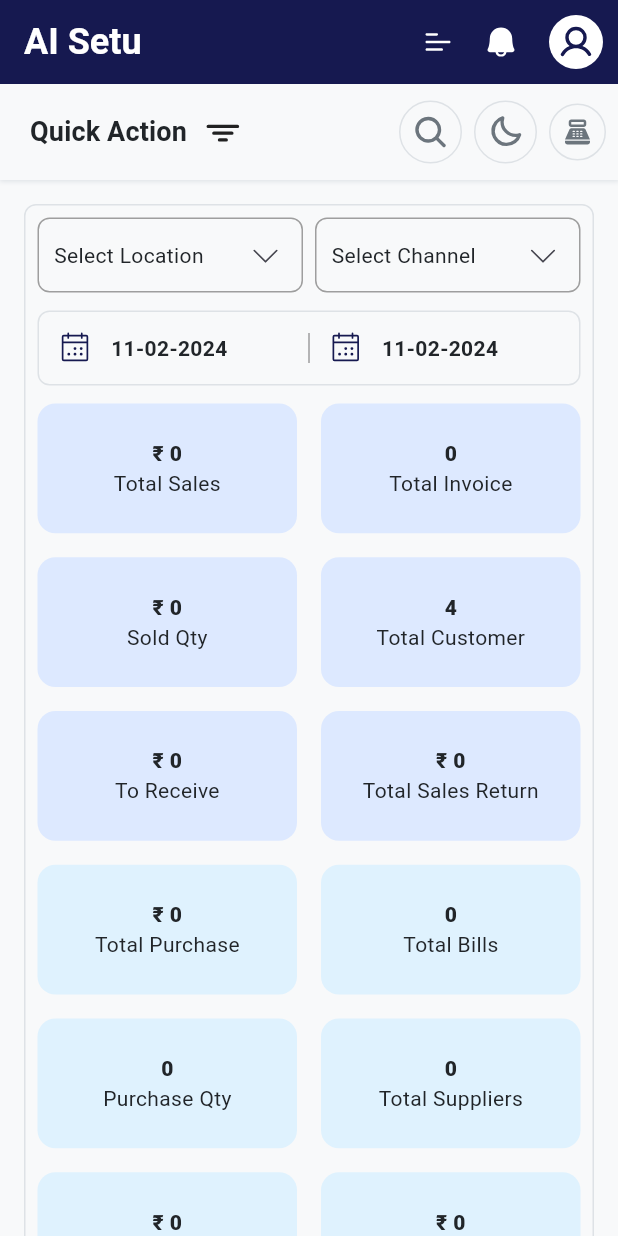
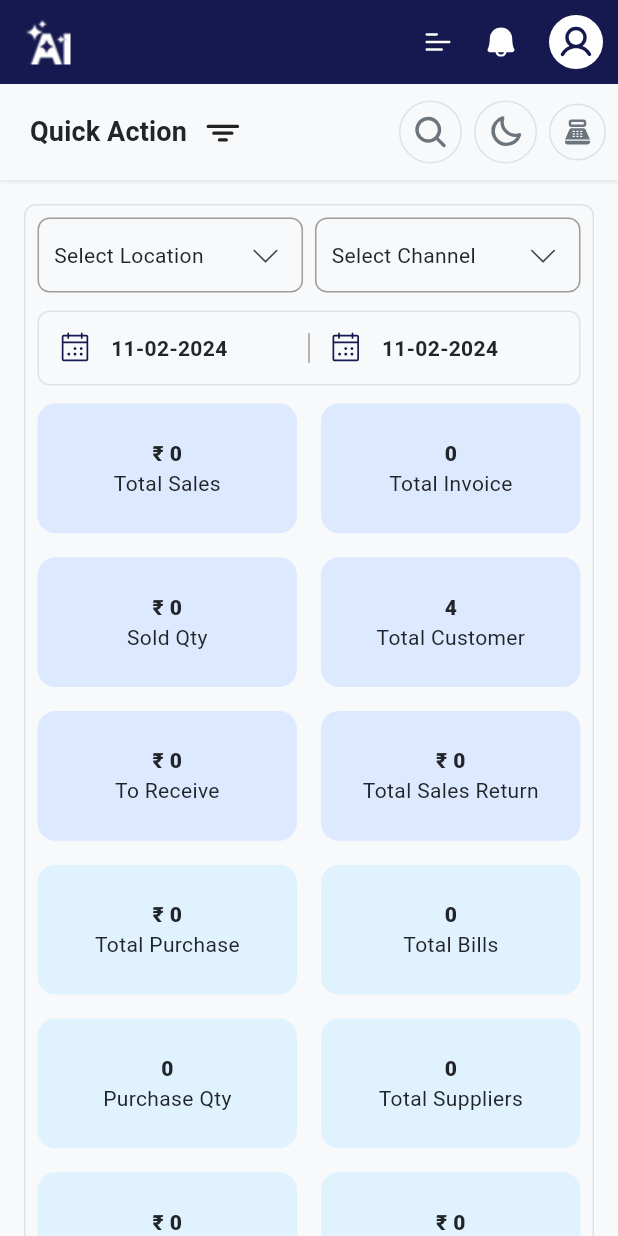
Before and after one commit to hkdigiverse2108/ERP-Application, a Flutter app: the screen it shows after launch, after a tap on "SIGN IN", on a phone screen of 412 x 824 dp. Run offline on Flutter 3.47's test engine with Material 3 defaults, Android fonts, the phone set to English and light mode, and no system bars; our stand-ins replace fl_chart, flutter_svg, gap, get, get_storage, phosphor_flutter.

Commit message:
updated the image consts.

```diff
--- a/lib/core/constants/images.dart
+++ b/lib/core/constants/images.dart
@@ -1,7 +1,8 @@
 class Images {
-  static const String logo = "assets/images/logo.png"; // TODO: Add the logo.
-  static const String splashLogo =
-      "assets/images/splash_logo.png"; // TODO: add the splash logo
+  static const String lightAisetuLogo = "assets/images/aisetu_light.png";
+  static const String darkAisetuLogo = "assets/images/aisetu_dark.png";
+  static const String lightAiLogo = "assets/images/ai_light.png";
+  static const String darkAiLogo = "assets/images/ai_dark.png";
   static const String splashBg = "assets/images/splash_bg.jpg";
 }
 
@@ -9,10 +10,3 @@ class AppIcons {
   static const String menuBar = "assets/icons/menu.svg";
   static const String cashCounter = "assets/icons/cashCounter.svg";
 }
-
-class AppLogo {
-  static const String lightAisetuLogo = "assets/images/aisetu_light.png";
-  static const String darkAisetuLogo = "assets/images/aisetu_dark.png";
-  static const String lightAiLogo = "assets/images/ai_light.png";
-  static const String darkAiLogo = "assets/images/ai_dark.png";
-}
--- a/lib/modules/auth/views/sign_in.dart
+++ b/lib/modules/auth/views/sign_in.dart
@@ -30,7 +30,7 @@ class SignIn extends GetView<SignInController> {
                 ),
               ),
               alignment: Alignment.center,
-              child: Image.asset(AppLogo.lightAisetuLogo),
+              child: Image.asset(Images.lightAisetuLogo),
             ),
           ),
 
--- a/lib/modules/home/views/home.dart
+++ b/lib/modules/home/views/home.dart
@@ -1,16 +1,14 @@
 import 'package:ai_setu/core/constants/colors.dart';
-import 'package:ai_setu/core/constants/images.dart';
 import 'package:ai_setu/core/constants/sizes.dart';
-import 'package:ai_setu/core/constants/strings.dart';
 import 'package:ai_setu/core/helper/text_helper.dart';
 import 'package:ai_setu/core/services/theme_service.dart';
 import 'package:ai_setu/shared/quick_action/views/quick_action.dart';
+import 'package:ai_setu/shared/widgets/appbar.dart';
 import 'package:ai_setu/shared/widgets/containers/border_container.dart';
 import 'package:ai_setu/shared/widgets/charts/app_bar_chart.dart';
 import 'package:ai_setu/shared/widgets/date_section.dart';
 import 'package:ai_setu/shared/widgets/stat_card.dart';
 import 'package:flutter/material.dart';
-import 'package:flutter_svg/flutter_svg.dart';
 import 'package:gap/gap.dart';
 import 'package:get/get.dart';
 import 'package:phosphor_flutter/phosphor_flutter.dart';
@@ -23,31 +21,7 @@ class Home extends StatelessWidget {
     return SafeArea(
       top: false,
       child: Scaffold(
-        appBar: AppBar(
-          backgroundColor: AppColors.primary,
-          scrolledUnderElevation: 0,
-          centerTitle: false,
-          title: Text(
-            Strings.appName,
-            style: TextHelper.h2.copyWith(color: Colors.white),
-          ),
-          actions: [
-            Row(
-              children: [
-                SvgPicture.asset(AppIcons.menuBar, height: 40, width: 40),
-                Gap(10),
-                Icon(PhosphorIconsFill.bell, color: Colors.white),
-                Gap(20),
-                CircleAvatar(
-                  radius: 18,
-                  backgroundColor: Colors.white,
-                  child: Icon(PhosphorIconsBold.user, color: AppColors.primary),
-                ),
-                Gap(10),
-              ],
-            ),
-          ],
-        ),
+        appBar: DefAppBar(),
         body: SingleChildScrollView(
           child: Column(
             mainAxisAlignment: MainAxisAlignment.start,
--- a/lib/modules/splash/views/splash.dart
+++ b/lib/modules/splash/views/splash.dart
@@ -15,7 +15,7 @@ class Splash extends StatelessWidget {
             height: double.infinity,
             width: double.infinity,
           ),
-          Center(child: Image.asset(AppLogo.lightAisetuLogo)),
+          Center(child: Image.asset(Images.lightAisetuLogo)),
         ],
       ),
     );
--- a/lib/shared/widgets/appbar.dart
+++ b/lib/shared/widgets/appbar.dart
@@ -1,23 +1,20 @@
 import 'package:ai_setu/core/constants/colors.dart';
 import 'package:ai_setu/core/constants/images.dart';
-import 'package:ai_setu/core/constants/strings.dart';
-import 'package:ai_setu/core/helper/text_helper.dart';
 import 'package:flutter/material.dart';
 import 'package:flutter_svg/flutter_svg.dart';
 import 'package:gap/gap.dart';
 import 'package:phosphor_flutter/phosphor_flutter.dart';
 
-class Appbar extends StatelessWidget {
-  const Appbar({super.key});
+class DefAppBar extends StatelessWidget implements PreferredSizeWidget {
+  const DefAppBar({super.key});
 
   @override
   Widget build(BuildContext context) {
-    return Scaffold(
-      appBar: AppBar(
+    return AppBar(
       backgroundColor: AppColors.primary,
       scrolledUnderElevation: 0,
       centerTitle: false,
-        title: Image.asset(AppLogo.lightAiLogo),
+      title: Image.asset(Images.lightAiLogo),
       actions: [
         Row(
           children: [
@@ -34,7 +31,9 @@ class Appbar extends StatelessWidget {
           ],
         ),
       ],
-      ),
     );
   }
+
+  @override
+  Size get preferredSize => const Size.fromHeight(kToolbarHeight);
 }
```
Lines whose indentation alone changed are shown as unchanged.
